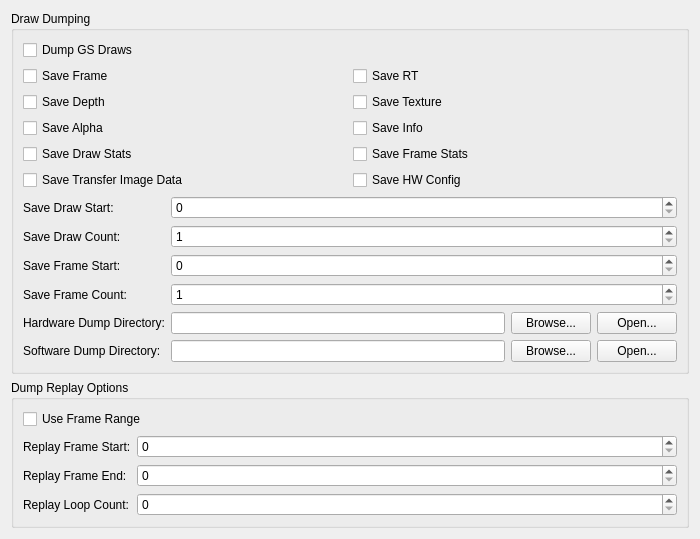
Before: the Qt Designer form pcsx2-qt/Settings/DebugGSSettingsTab.ui in ARMSX2/ARMSX2, drawn with Qt 5.
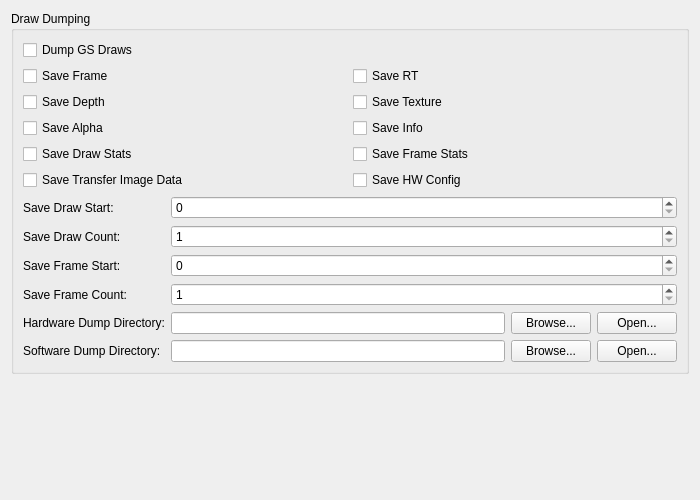
After: the same form once the commit is applied.

Commit message:
Revert "GS: Add options to dump replay frame range."
Not taken in the 2026-09 upstream sync: pcsx2-gsrunner is our GS measurement rig; this changes replay frame numbering against stored records and lets a settings reload end a run early.

This reverts commit 6a0d3011ab37ce6d3a1bab4019053d62cc28694b.

The edit to the form file:
```diff
--- a/pcsx2-qt/Settings/DebugGSSettingsTab.ui
+++ b/pcsx2-qt/Settings/DebugGSSettingsTab.ui
@@ -240,80 +240,6 @@
      </layout>
     </widget>
    </item>
-   <item>
-	<widget class="QGroupBox" name="groupBoxDumpReplay">
-     <property name="title">
-      <string>Dump Replay Options</string>
-     </property>
-     <layout class="QFormLayout" name="formLayoutDumpReplay">
-      <item row="0" column="0" colspan="2">
-       <layout class="QGridLayout" name="gridLayoutDumpReplay">
-        <item row="0" column="0">
-         <widget class="QCheckBox" name="replayUseFrameRange">
-          <property name="text">
-           <string>Use Frame Range</string>
-          </property>
-         </widget>
-        </item>
-       </layout>
-      </item>
-      <item row="1" column="0">
-       <widget class="QLabel" name="labelDumpReplay1">
-        <property name="text">
-         <string>Replay Frame Start:</string>
-        </property>
-        <property name="buddy">
-         <cstring>replayFrameStart</cstring>
-        </property>
-       </widget>
-      </item>
-      <item row="1" column="1">
-       <widget class="QSpinBox" name="replayFrameStart">
-        <property name="maximum">
-         <number>99999999</number>
-        </property>
-       </widget>
-      </item>
-      <item row="2" column="0">
-       <widget class="QLabel" name="labelDumpReplay2">
-        <property name="text">
-         <string>Replay Frame End:</string>
-        </property>
-        <property name="buddy">
-         <cstring>replayFrameEnd</cstring>
-        </property>
-       </widget>
-      </item>
-      <item row="2" column="1">
-       <widget class="QSpinBox" name="replayFrameEnd">
-        <property name="minimum">
-         <number>0</number>
-        </property>
-        <property name="maximum">
-         <number>99999999</number>
-        </property>
-       </widget>
-      </item>
-      <item row="3" column="0">
-       <widget class="QLabel" name="labelDumpReplay3">
-        <property name="text">
-         <string>Replay Loop Count:</string>
-        </property>
-        <property name="buddy">
-         <cstring>replayLoopCount</cstring>
-        </property>
-       </widget>
-      </item>
-      <item row="3" column="1">
-       <widget class="QSpinBox" name="replayLoopCount">
-        <property name="maximum">
-         <number>99999999</number>
-        </property>
-       </widget>
-      </item>
-     </layout>
-    </widget>
-   </item>
    <item>
     <spacer name="verticalSpacer">
      <property name="orientation">
```
Left out of the diff: 2 changed lines with no effect on the pictures. The commit also changes 17 other files.
